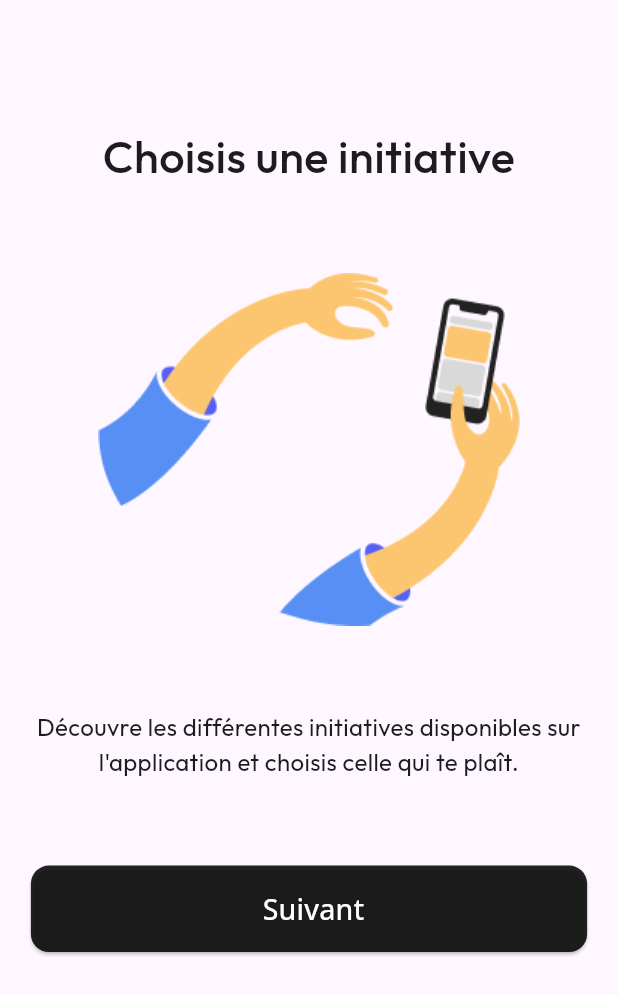
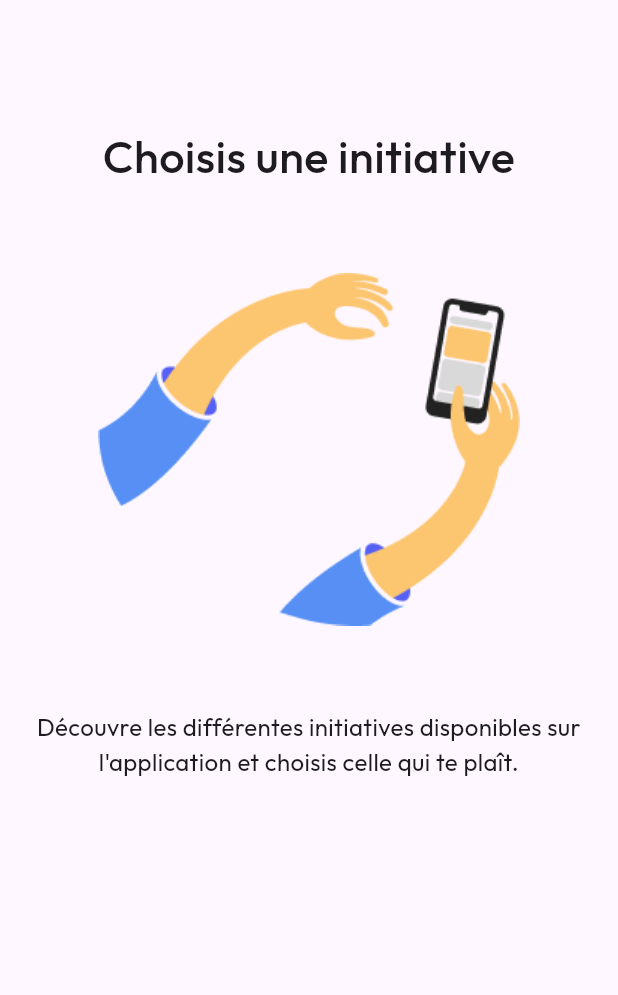
Before and after one commit to hllsebastian/alborada-demo, a Flutter app: the ChoiseInitiativePage widget shown alone on an empty page, opened directly, on a phone screen of 412 x 824 dp. Shown: the top 995 px of the screen. Run offline on Flutter 3.47's test engine with Material 3 defaults, Android fonts, the phone set to English and light mode, and no system bars; our stand-ins replace flutter_screenutil, flutter_svg, google_fonts, google_maps_flutter, smooth_page_indicator.

Commit message:
Static button on Onboarding

```diff
--- a/lib/app/presentation/views/onboarding/pages/choise_initiative_page.dart
+++ b/lib/app/presentation/views/onboarding/pages/choise_initiative_page.dart
@@ -1,4 +1,3 @@
-import 'package:alborada_demo/app/presentation/alborada_ui/widgets/widgets.dart';
 import 'package:flutter/material.dart';
 import 'package:google_fonts/google_fonts.dart';
 
@@ -34,15 +33,15 @@ class ChoiseInitiativePage extends StatelessWidget {
             ),
           ),
           const Spacer(),
-          Padding(
-            padding: const EdgeInsets.symmetric(horizontal: 14),
-            child: SimpleButton(
-              isDarkButton: true,
-              text: 'Suivant',
-              onPressed: () {},
-            ),
-          ),
-          SizedBox(height: screenHeight * 0.09),
+          // Padding(
+          //   padding: const EdgeInsets.symmetric(horizontal: 14),
+          //   child: SimpleButton(
+          //     isDarkButton: true,
+          //     text: 'Suivant',
+          //     onPressed: () {},
+          //   ),
+          // ),
+          // SizedBox(height: screenHeight * 0.09),
         ],
       ),
     );
```
Also changed, not shown: lib/app/presentation/views/onboarding/onboarding_view.dart (+25 -4 lines), lib/app/presentation/views/onboarding/pages/reap_reward_page.dart (+9 -10 lines), lib/app/presentation/views/onboarding/pages/take_action_page.dart (+9 -10 lines).
